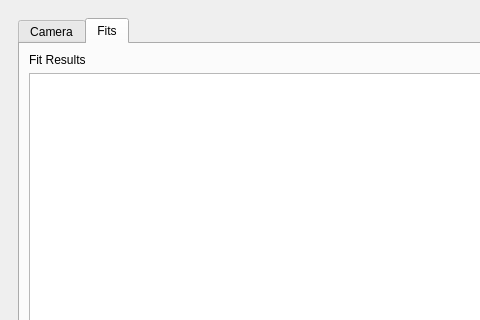
QSUM-UNB/GUI-ColdAtomCapture, file mainwindow.ui: the form before one commit; both pictures show x 0 to 480 and y 0 to 320 of the 1029 by 653 pixel window.
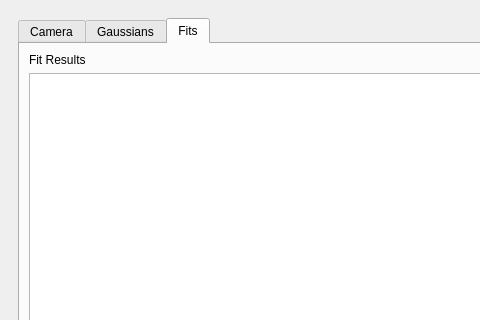
The form after the commit. The open tabs and pages were chosen to show the change. Custom widgets are drawn as their Qt base class.

Commit message: Table stuff (broken atm)

```diff
--- a/mainwindow.ui
+++ b/mainwindow.ui
@@ -499,6 +499,16 @@
            </item>
           </layout>
          </widget>
+         <widget class="QWidget" name="gaussianTab">
+          <attribute name="title">
+           <string>Gaussians</string>
+          </attribute>
+          <layout class="QHBoxLayout" name="horizontalLayout_5">
+           <item>
+            <widget class="QTableWidget" name="gaussianTable"/>
+           </item>
+          </layout>
+         </widget>
          <widget class="QWidget" name="fitTab">
           <attribute name="title">
            <string>Fits</string>
```
Left out of the diff: 9 changed lines with no effect on the pictures. The commit also changes 1 other file.
